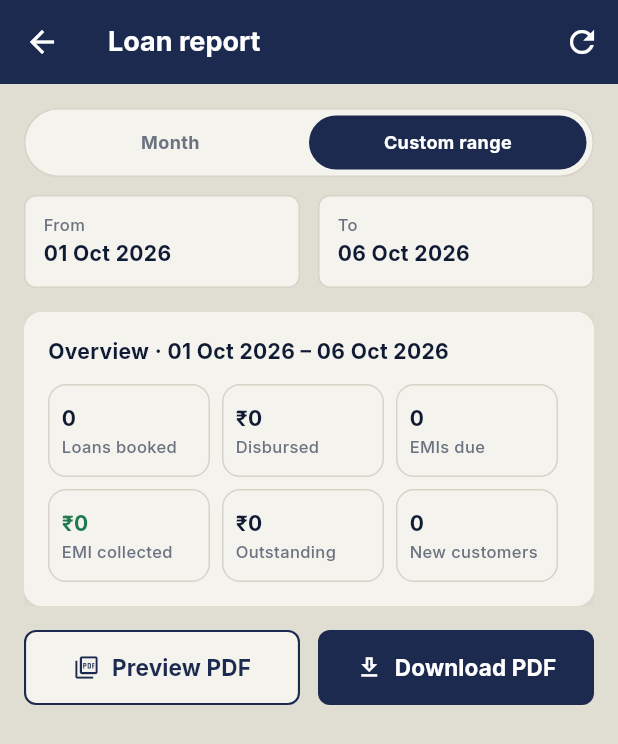
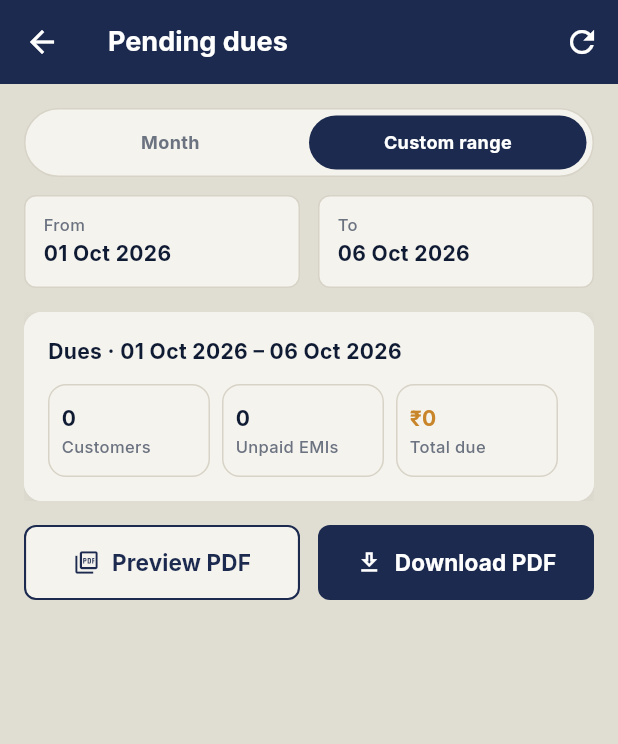
Before and after one commit to JaiPrakashRjp/slvautmobiles, a Flutter app: the LoanMonthlyReportScreen screen opened directly, after a tap on "Custom range", on a phone screen of 412 x 824 dp. Shown: the top 744 px of the screen. Run offline on Flutter 3.47's test engine with Material 3 defaults, Android fonts, the phone set to English and light mode, and no system bars; our stand-ins replace cached_network_image, file_picker, firebase_core, firebase_messaging, flutter_cache_manager, flutter_local_notifications and 7 more; accounts and stored records are empty; network calls fail.

Commit message:
Loan report → dues-only (unpaid months, with customer name)
The loan report is now a Pending-dues report: only the EMIS-DUE section
remains (Overview / Loans booked / EMI collected removed). It lists each
customer's UNPAID months only (paid months drop off; part-paid shows the
remaining owed) as Customer · Phone · Vehicle · N × amount · Total, with a
grand total. Works on both the Month and Custom-range tabs. Bump 0.2.46.

Co-Authored-By: Claude Opus 4.8 <noreply@anthropic.com>

```diff
--- a/frontend/lib/models/loan_report.dart
+++ b/frontend/lib/models/loan_report.dart
@@ -101,29 +101,31 @@ class LoanReport {
             amount: emi.amountPaid,
           ));
         }
-        if (inRange(emi.dueDate)) {
-          final status = emi.isPaid
-              ? 'Paid'
-              : emi.isPartial
-                  ? 'Partial'
-                  : 'Pending';
+        // DUES = months the customer has NOT fully paid (what is still owed).
+        // Paid months drop off; the amount is the outstanding balance of that
+        // month (full EMI when untouched, the remainder when part-paid).
+        if (!emi.isPaid && inRange(emi.dueDate)) {
+          final owed = emi.remaining;
           dues.add(LoanDueRow(
             date: emi.dueDate,
             customerName: custName,
             vehicle: vlabel,
             emiNumber: emi.sequenceNumber,
-            amount: emi.totalDue,
-            status: status,
+            amount: owed,
+            status: emi.isPartial ? 'Partial' : 'Pending',
           ));
 
-          // Group the same EMIs per customer+vehicle so the PDF can show
-          // "3 × ₹1,000" instead of one row per EMI.
+          // Group per customer+vehicle so the PDF shows "3 × ₹1,000" + a total.
           final key = '${l.customerId}|${l.vehicleId ?? ''}';
           final acc = dueGroups.putIfAbsent(
             key,
-            () => _DueAcc(date: emi.dueDate, phone: custPhone, vehicle: vlabel),
+            () => _DueAcc(
+                date: emi.dueDate,
+                name: custName,
+                phone: custPhone,
+                vehicle: vlabel),
           );
-          acc.add(emi.dueDate, emi.totalDue);
+          acc.add(emi.dueDate, owed);
         }
       }
     }
@@ -200,9 +202,15 @@ class LoanCollectionRow {
 
 /// Accumulator used only while grouping [LoanDueRow]s per customer+vehicle.
 class _DueAcc {
-  _DueAcc({required this.date, required this.phone, required this.vehicle});
+  _DueAcc({
+    required this.date,
+    required this.name,
+    required this.phone,
+    required this.vehicle,
+  });
 
   DateTime date; // earliest due date in the group
+  final String name;
   final String phone;
   final String vehicle;
   int count = 0;
@@ -218,6 +226,7 @@ class _DueAcc {
 
   LoanDueGroupRow toRow() => LoanDueGroupRow(
         date: date,
+        customerName: name,
         customerPhone: phone,
         vehicle: vehicle,
         count: count,
@@ -232,6 +241,7 @@ class _DueAcc {
 class LoanDueGroupRow {
   LoanDueGroupRow({
     required this.date,
+    required this.customerName,
     required this.customerPhone,
     required this.vehicle,
     required this.count,
@@ -240,6 +250,7 @@ class LoanDueGroupRow {
   });
 
   final DateTime date; // earliest due date in the group
+  final String customerName;
   final String customerPhone;
   final String vehicle;
   final int count; // number of EMIs due
--- a/frontend/lib/screens/loan/loan_monthly_report_screen.dart
+++ b/frontend/lib/screens/loan/loan_monthly_report_screen.dart
@@ -107,7 +107,7 @@ class _LoanMonthlyReportScreenState extends State<LoanMonthlyReportScreen> {
     return Scaffold(
       backgroundColor: c.bgCanvas,
       appBar: AppBar(
-        title: const Text('Loan report'),
+        title: const Text('Pending dues'),
         actions: [
           IconButton(
               icon: const Icon(Icons.refresh),
@@ -248,20 +248,14 @@ class _LoanMonthlyReportScreenState extends State<LoanMonthlyReportScreen> {
       child: Column(
         crossAxisAlignment: CrossAxisAlignment.start,
         children: [
-          Text('Overview · ${r.label}',
+          Text('Dues · ${r.label}',
               style: AppTextStyles.bodyStrong.copyWith(color: c.textMain)),
           const SizedBox(height: AppSpacing.md),
           Row(children: [
-            stat('${r.loanCount}', 'Loans booked'),
-            stat(Formatters.currency(r.disbursedTotal), 'Disbursed'),
-            stat('${r.dueCount}', 'EMIs due'),
-          ]),
-          const SizedBox(height: AppSpacing.sm),
-          Row(children: [
-            stat(Formatters.currency(r.collectedTotal), 'EMI collected',
-                color: c.success),
-            stat(Formatters.currency(r.outstandingTotal), 'Outstanding'),
-            stat('${r.newCustomerCount}', 'New customers'),
+            stat('${r.duesByCustomer.length}', 'Customers'),
+            stat('${r.dueCount}', 'Unpaid EMIs'),
+            stat(Formatters.currency(r.dueTotal), 'Total due',
+                color: c.warning),
           ]),
         ],
       ),
--- a/frontend/lib/screens/loan/loan_vehicles_screen.dart
+++ b/frontend/lib/screens/loan/loan_vehicles_screen.dart
@@ -153,7 +153,7 @@ class _LoanVehiclesScreenState extends State<LoanVehiclesScreen> {
             )),
           ),
           IconButton(
-            tooltip: 'Loan report',
+            tooltip: 'Pending dues',
             icon: const Icon(Icons.insert_chart_outlined),
             onPressed: () => Navigator.of(context).push(MaterialPageRoute(
               builder: (_) => const LoanMonthlyReportScreen(),
--- a/frontend/lib/services/pdf_service.dart
+++ b/frontend/lib/services/pdf_service.dart
@@ -1456,74 +1456,32 @@ class RealPdfService implements PdfService {
       pw.MultiPage(
         pageFormat: PdfPageFormat.a4,
         margin: const pw.EdgeInsets.fromLTRB(28, 22, 28, 28),
-        header: (_) => _reportHeader(logo, r.label, kind: 'Loan report'),
+        header: (_) => _reportHeader(logo, r.label, kind: 'Pending dues'),
         build: (_) => [
-          _label('OVERVIEW'),
-          _statGrid([
-            ('Loans booked', '${r.loanCount}', 'this period'),
-            ('Disbursed', _curr(r.disbursedTotal), 'principal'),
-            ('EMI collected', _curr(r.collectedTotal), 'this period'),
-            ('EMIs due', '${r.dueCount}', _curr(r.dueTotal)),
-            ('Outstanding', _curr(r.outstandingTotal), 'active loans'),
-            ('New customers', '${r.newCustomerCount}', 'added this period'),
-          ]),
-          _label('LOANS BOOKED THIS PERIOD'),
-          if (r.loans.isEmpty)
-            _emptyLine('No loans booked in this period.')
+          _label('PENDING DUES'),
+          if (r.duesByCustomer.isEmpty)
+            _emptyLine('No pending dues in this period.')
           else
             _table(
-              ['Date', 'Customer', 'Vehicle', 'Principal', 'Tenure', 'EMI'],
-              [
-                for (final s in r.loans)
-                  [
-                    Formatters.date(s.date),
-                    s.customerName,
-                    s.vehicle,
-                    _curr(s.principal),
-                    '${s.tenureMonths} mo',
-                    _curr(s.emiAmount),
-                  ],
-              ],
-              rightAlign: const {3, 4, 5},
-            ),
-          _label('EMI COLLECTED THIS PERIOD'),
-          if (r.collections.isEmpty)
-            _emptyLine('No EMI collected in this period.')
-          else
-            _table(
-              ['Date', 'Customer', 'Vehicle', 'EMI #', 'Amount'],
-              [
-                for (final p in r.collections)
-                  [
-                    Formatters.date(p.date),
-                    p.customerName,
-                    p.vehicle,
-                    '${p.emiNumber}',
-                    _curr(p.amount),
-                  ],
-                ['Total collected', '', '', '', _curr(r.collectedTotal)],
-              ],
-              rightAlign: const {4},
-              totalLastRow: true,
-            ),
-          _label('EMIS DUE THIS PERIOD'),
-          if (r.duesByCustomer.isEmpty)
-            _emptyLine('No EMIs due in this period.')
-          else
-            _table(
-              ['Date', 'Vehicle', 'Phone', 'Pending EMIs', 'Total'],
+              ['Customer', 'Phone', 'Vehicle', 'Unpaid', 'Total due'],
               [
                 for (final d in r.duesByCustomer)
                   [
-                    Formatters.date(d.date),
+                    d.customerName,
+                    d.customerPhone,
                     d.vehicle,
-                    d.customerPhone,
                     d.perEmiAmount != null
                         ? '${d.count} × ${_curr(d.perEmiAmount!)}'
                         : '${d.count} EMIs',
                     _curr(d.total),
                   ],
-                ['Total', '', '', '${r.dueCount} EMIs', _curr(r.dueTotal)],
+                [
+                  'Total',
+                  '',
+                  '',
+                  '${r.dueCount} EMI${r.dueCount == 1 ? '' : 's'}',
+                  _curr(r.dueTotal),
+                ],
               ],
               rightAlign: const {4},
               totalLastRow: true,
@@ -1534,7 +1492,7 @@ class RealPdfService implements PdfService {
           child: pw.Row(
             mainAxisAlignment: pw.MainAxisAlignment.spaceBetween,
             children: [
-              pw.Text('SLV Auto Consultant · Loan report',
+              pw.Text('SLV Auto Consultant · Loan dues',
                   style: const pw.TextStyle(
                       fontSize: 8, color: PdfColors.grey500)),
               pw.Text('Page ${ctx.pageNumber} of ${ctx.pagesCount}',
--- a/frontend/pubspec.yaml
+++ b/frontend/pubspec.yaml
@@ -1,7 +1,7 @@
 name: slv_auto_consultant
 description: "SLV Auto Consultant — internal business app for three-wheeler auto-rickshaw operations."
 publish_to: "none"
-version: 0.2.45+56
+version: 0.2.46+57
 
 environment:
   sdk: ">=3.3.0 <4.0.0"
```
Also changed, not shown: 2 other files.
